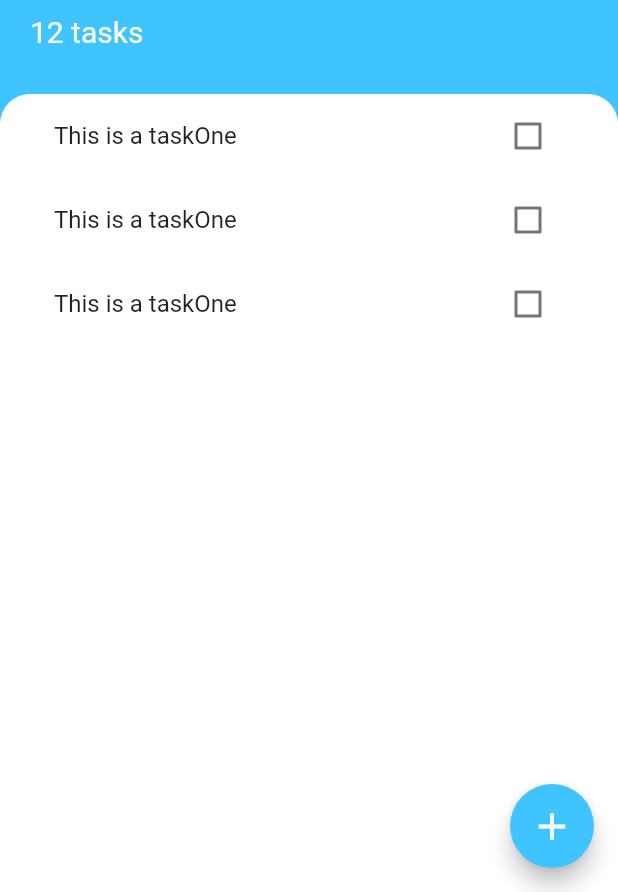
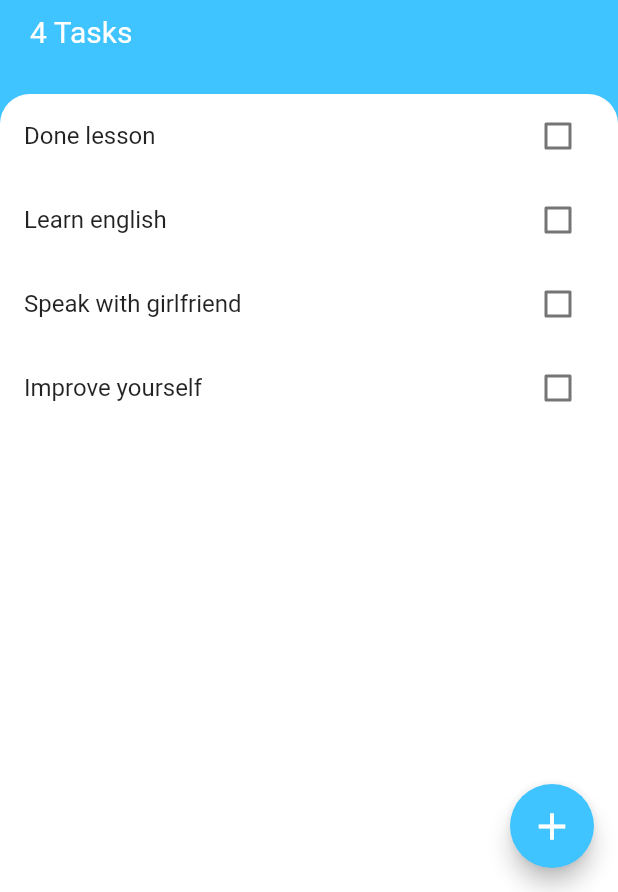
Before and after one commit to emreerkmen/todoey_flutter, a Flutter app: the screen it shows after launch, on a phone screen of 412 x 824 dp, the part 344-1236 px from its top. Run offline on Flutter 3.47's test engine with Material 2 defaults, Android fonts, the phone set to English and light mode, and no system bars.

Commit message:
Lesson 8 is done.

```diff
--- /dev/null
+++ b/lib/model/task.dart
@@ -0,0 +1,11 @@
+class Task {
+  final String name;
+  bool isDone;
+
+  Task({this.name, this.isDone = false});
+
+  void toggleDone() {
+    isDone = !isDone;
+  }
+
+}
--- a/lib/screens/tasks_screen.dart
+++ b/lib/screens/tasks_screen.dart
@@ -1,10 +1,23 @@
 import 'package:flutter/cupertino.dart';
 import 'package:flutter/material.dart';
+import 'package:todoey_flutter/model/task.dart';
 import 'package:todoey_flutter/widgets/tasks_list.dart';
 
 import 'package:todoey_flutter/screens/add_task_screen.dart';
 
-class TasksScreen extends StatelessWidget {
+class TasksScreen extends StatefulWidget {
+  @override
+  _TasksScreenState createState() => _TasksScreenState();
+}
+
+class _TasksScreenState extends State<TasksScreen> {
+  final List<Task> tasks = [
+    Task(name: 'Done lesson'),
+    Task(name: 'Learn english'),
+    Task(name: 'Speak with girlfriend'),
+    Task(name: 'Improve yourself'),
+  ];
+
   @override
   Widget build(BuildContext context) {
     return Scaffold(
@@ -12,7 +25,16 @@ class TasksScreen extends StatelessWidget {
       floatingActionButton: FloatingActionButton(
         onPressed: () {
           showModalBottomSheet(
-              context: context, builder: (context) => AddTaskScreen());//(context) => Container()
+            context: context,
+            builder: (context) => AddTaskScreen(
+              addTaskCallback: (newTaskTitle) {
+                setState(() {
+                  tasks.add(Task(name: newTaskTitle));
+                });
+                Navigator.pop(context);
+              },
+            ),
+          ); //(context) => Container()
         },
         backgroundColor: Colors.lightBlueAccent,
         child: Icon(
@@ -53,7 +75,7 @@ class TasksScreen extends StatelessWidget {
                   height: 10.0,
                 ),
                 Text(
-                  '12 tasks',
+                  '${tasks.length} Tasks',
                   style: TextStyle(color: Colors.white, fontSize: 20.0),
                 ),
               ],
@@ -62,7 +84,7 @@ class TasksScreen extends StatelessWidget {
           Expanded(
             child: Container(
               //color: Colors.white,
-              padding: EdgeInsets.symmetric(horizontal: 20.0),
+              //padding: EdgeInsets.symmetric(horizontal: 50.0),
               decoration: BoxDecoration(
                 color: Colors.white,
                 borderRadius: BorderRadius.only(
@@ -70,9 +92,7 @@ class TasksScreen extends StatelessWidget {
                   topRight: Radius.circular(20.0),
                 ),
               ),
-              child: Expanded(
-                child: TasksList(),
-              ),
+              child: TasksList(tasks: tasks),
             ),
           ),
         ],
--- a/lib/widgets/task_tile.dart
+++ b/lib/widgets/task_tile.dart
@@ -1,52 +1,31 @@
 import 'package:flutter/material.dart';
 
-class TaskTitle extends StatefulWidget {
-  @override
-  _TaskTitleState createState() => _TaskTitleState();
-}
+class TaskTitle extends StatelessWidget {
+  final bool isChecked;
+  final String taskTitle;
+  final Function checkboxCallback;
 
-class _TaskTitleState extends State<TaskTitle> {
-  bool isChecked = false;
-
-  void checkboxCallback(bool checkboxState) {
-    setState(() {
-      isChecked = checkboxState;
-    });
-  }
+  TaskTitle({this.isChecked, this.taskTitle, this.checkboxCallback});
 
   @override
   Widget build(BuildContext context) {
     return ListTile(
       title: Text(
-        'This is a taskOne',
+        taskTitle,
         style: TextStyle(
             decoration: isChecked ? TextDecoration.lineThrough : null),
       ),
-      trailing: TaskCheckbox(
-        checkBoxState: isChecked,
-        toggleCheckboxState: checkboxCallback,
-        /*toggleCheckboxState:(bool checkboxState) {
-                                setState(() {
-                                  isChecked = checkboxState;
-                                });
-                              } */
+      trailing: Checkbox(
+        activeColor: Colors.lightBlueAccent,
+        value: isChecked,
+        onChanged: checkboxCallback,
       ),
     );
   }
 }
 
-class TaskCheckbox extends StatelessWidget {
-  TaskCheckbox({this.checkBoxState, this.toggleCheckboxState});
-
-  final bool checkBoxState;
-  final Function toggleCheckboxState;
-
-  @override
-  Widget build(BuildContext context) {
-    return Checkbox(
-      activeColor: Colors.lightBlueAccent,
-      value: checkBoxState,
-      onChanged: toggleCheckboxState,
-    );
-  }
-}
+// void checkboxCallback(bool checkboxState) {
+//   setState(() {
+//     isChecked = checkboxState;
+//   });
+// }
--- a/lib/widgets/tasks_list.dart
+++ b/lib/widgets/tasks_list.dart
@@ -1,16 +1,32 @@
 import 'package:flutter/material.dart';
+import 'package:todoey_flutter/model/task.dart';
 import 'package:todoey_flutter/widgets/task_tile.dart';
 
-class TasksList extends StatelessWidget {
+class TasksList extends StatefulWidget {
+  TasksList({this.tasks});
+
+  final List<Task> tasks;
 
   @override
+  _TasksListState createState() => _TasksListState();
+}
+
+class _TasksListState extends State<TasksList> {
+  @override
   Widget build(BuildContext context) {
-    return ListView(
-      children: <Widget>[
-        TaskTitle(),
-        TaskTitle(),
-        TaskTitle(),
-      ],
+    return ListView.builder(
+      itemBuilder: (context, index) {
+        return TaskTitle(
+          taskTitle: widget.tasks[index].name,
+          isChecked: widget.tasks[index].isDone,
+          checkboxCallback: (checkboxState) {
+            setState(() {
+              widget.tasks[index].toggleDone();
+            });
+          },
+        );
+      },
+      itemCount: widget.tasks.length,
     );
   }
 }
```
Also changed, not shown: lib/screens/add_task_screen.dart (+11 -5 lines).
